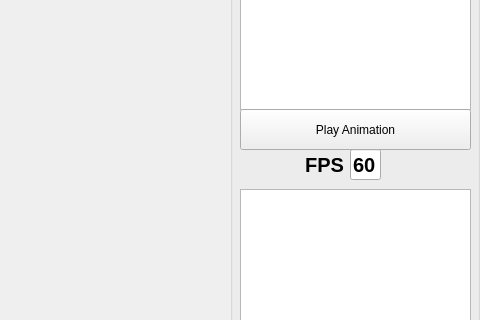
Qt form view.ui (Kalean75/Sprite_Editor) before a commit; both pictures show x 800 to 1280 and y 174 to 494 of the 1280 by 720 pixel window.
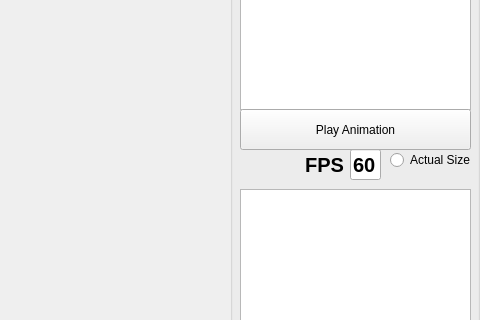
The same form after that commit. Icons and pictures are not drawn.

Commit message: implemented actual size toggle, various improvements

```diff
--- a/view.ui
+++ b/view.ui
@@ -469,6 +469,19 @@
           <set>Qt::AlignCenter</set>
          </property>
         </widget>
+        <widget class="QRadioButton" name="actualSizeToggle">
+         <property name="geometry">
+          <rect>
+           <x>160</x>
+           <y>230</y>
+           <width>81</width>
+           <height>22</height>
+          </rect>
+         </property>
+         <property name="text">
+          <string>Actual Size</string>
+         </property>
+        </widget>
        </widget>
       </item>
      </layout>
```
Left out of the diff: 4 changed lines with no effect on the pictures. The commit also changes 4 other files.
